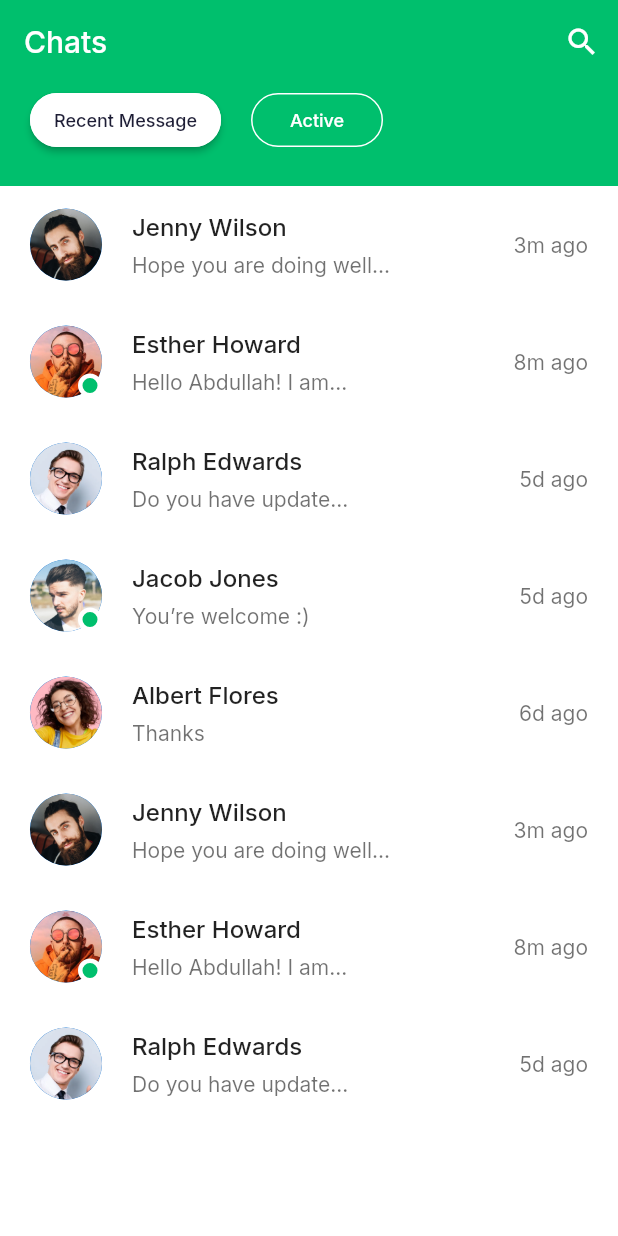
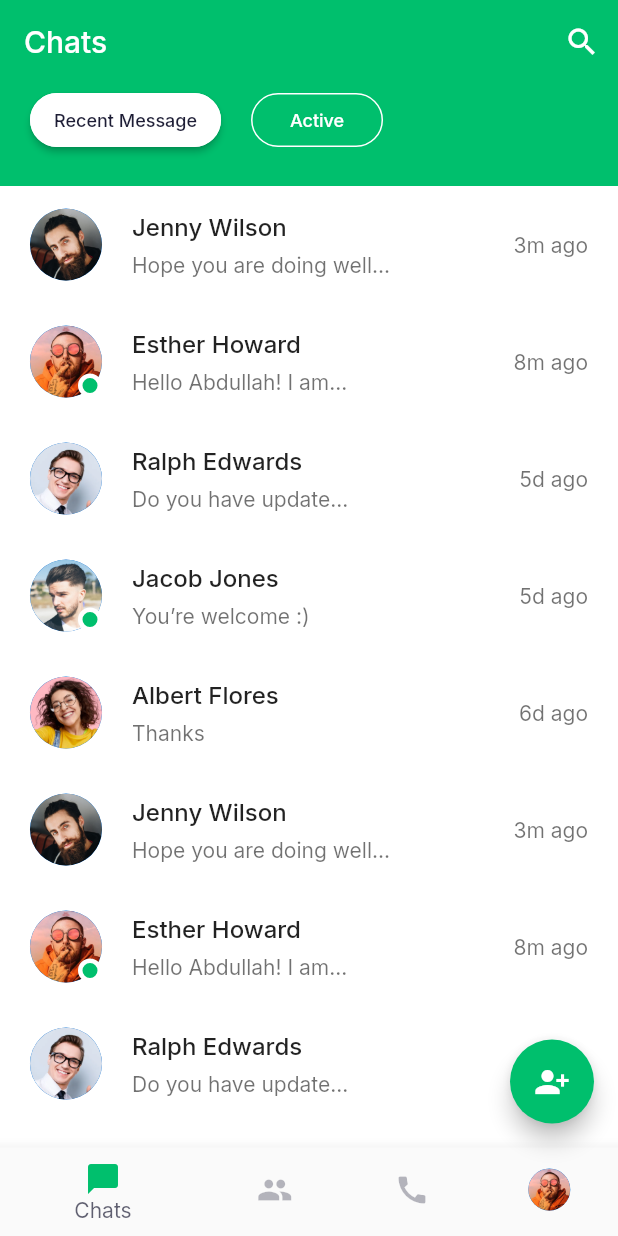
Before and after one commit to jiayong1008/chat-mobile, a Flutter app: the ChatsScreen screen opened directly, on a phone screen of 412 x 824 dp. Run offline on Flutter 3.47's test engine with Material 2 defaults, Android fonts, the phone set to English and light mode, and no system bars; our stand-ins replace google_fonts.

Commit message:
chat screen bottom nav bar

```diff
--- a/lib/screens/chats/chats_screen.dart
+++ b/lib/screens/chats/chats_screen.dart
@@ -1,3 +1,4 @@
+import 'package:chat_mobile/constants.dart';
 import 'package:chat_mobile/screens/chats/components/body.dart';
 import 'package:flutter/material.dart';
 
@@ -9,17 +10,40 @@ class ChatsScreen extends StatelessWidget {
     return Scaffold(
       appBar: buildAppBar(),
       body: Body(),
+      floatingActionButton: FloatingActionButton(
+        onPressed: () {},
+        backgroundColor: kPrimaryColor,
+        child: const Icon(
+          Icons.person_add_alt_1,
+          color: Colors.white,
+        ),
+      ),
+      bottomNavigationBar: BottomNavigationBar(
+        items: [
+          BottomNavigationBarItem(icon: Icon(Icons.messenger), label: "Chats"),
+          BottomNavigationBarItem(icon: Icon(Icons.people), label: "People"),
+          BottomNavigationBarItem(icon: Icon(Icons.call), label: "Calls"),
+          BottomNavigationBarItem(
+            icon: CircleAvatar(
+              radius: 14,
+              backgroundImage: AssetImage("assets/images/user_2.png"),
+            ),
+            label: "Profile"
+          ),
+        ],
+      ),
     );
   }
 
   AppBar buildAppBar() {
     return AppBar(
+      backgroundColor: kPrimaryColor,
       automaticallyImplyLeading: false,
-      title: Text("Chats"),
+      title: const Text("Chats"),
       actions: [
         IconButton(
           onPressed: () {},
-          icon: Icon(Icons.search),
+          icon: const Icon(Icons.search),
         ),
       ],
     );
--- a/lib/screens/chats/components/body.dart
+++ b/lib/screens/chats/components/body.dart
@@ -1,6 +1,7 @@
 import 'package:chat_mobile/components/filled_outline_button.dart';
 import 'package:chat_mobile/constants.dart';
 import 'package:chat_mobile/models/Chat.dart';
+import 'package:chat_mobile/screens/chats/components/chat_card.dart';
 import 'package:flutter/material.dart';
 
 class Body extends StatelessWidget {
@@ -32,81 +33,13 @@ class Body extends StatelessWidget {
         Expanded(
           child: ListView.builder(
             itemCount: chatsData.length,
-            itemBuilder: (context, index) => ChatCard(chat: chatsData[index]),
+            itemBuilder: (context, index) => ChatCard(
+              chat: chatsData[index],
+              press: () {},
+            ),
           ),
         ),
       ],
     );
   }
 }
-
-class ChatCard extends StatelessWidget {
-  const ChatCard({
-    super.key, required this.chat,
-  });
-
-  final Chat chat;
-
-  @override
-  Widget build(BuildContext context) {
-    return Padding(
-      padding: const EdgeInsets.symmetric(horizontal: kDefaultPadding, vertical: kDefaultPadding * 0.75),
-      child: Row(
-        children: [
-          Stack(
-            children: [
-              CircleAvatar(
-                radius: 24,
-                backgroundImage: AssetImage(chat.image),
-              ),
-              if (chat.isActive)
-                Positioned(
-                  right: 0,
-                  bottom: 0,
-                  child: Container(
-                    height: 16,
-                    width: 16,
-                    decoration: BoxDecoration(
-                      color: kPrimaryColor,
-                      shape: BoxShape.circle,
-                      border: Border.all(
-                        color: Theme.of(context).scaffoldBackgroundColor,
-                        width: 3,
-                      )
-                    ),
-                  ),
-                ),
-            ]
-          ),
-          Expanded(
-            child: Padding(
-              padding: const EdgeInsets.symmetric(horizontal: kDefaultPadding),
-              child: Column(
-                crossAxisAlignment: CrossAxisAlignment.start,
-                children: [
-                  Text(
-                    chat.name,
-                    style: TextStyle(fontSize: 16, fontWeight: FontWeight.w500),
-                  ),
-                  SizedBox(height: 8,),
-                  Opacity(
-                    opacity: 0.64,
-                    child: Text(
-                      chat.lastMessage,
-                      maxLines: 1,
-                      overflow: TextOverflow.ellipsis,
-                    ),
-                  ),
-                ],
-              ),
-            )
-          ),
-          Opacity(
-            opacity: 0.64,
-            child: Text(chat.time)
-          ),
-        ],
-      ),
-    );
-  }
-}
--- /dev/null
+++ b/lib/screens/chats/components/chat_card.dart
@@ -0,0 +1,80 @@
+import 'package:chat_mobile/constants.dart';
+import 'package:chat_mobile/models/Chat.dart';
+import 'package:flutter/material.dart';
+
+class ChatCard extends StatelessWidget {
+  const ChatCard({
+    super.key,
+    required this.chat,
+    required this.press,
+  });
+
+  final Chat chat;
+  final VoidCallback press;
+
+  @override
+  Widget build(BuildContext context) {
+    return InkWell(
+      onTap: press,
+      child: Padding(
+        padding: const EdgeInsets.symmetric(horizontal: kDefaultPadding, vertical: kDefaultPadding * 0.75),
+        child: Row(
+          children: [
+            Stack(
+              children: [
+                CircleAvatar(
+                  radius: 24,
+                  backgroundImage: AssetImage(chat.image),
+                ),
+                if (chat.isActive)
+                  Positioned(
+                    right: 0,
+                    bottom: 0,
+                    child: Container(
+                      height: 16,
+                      width: 16,
+                      decoration: BoxDecoration(
+                        color: kPrimaryColor,
+                        shape: BoxShape.circle,
+                        border: Border.all(
+                          color: Theme.of(context).scaffoldBackgroundColor,
+                          width: 3,
+                        )
+                      ),
+                    ),
+                  ),
+              ]
+            ),
+            Expanded(
+              child: Padding(
+                padding: const EdgeInsets.symmetric(horizontal: kDefaultPadding),
+                child: Column(
+                  crossAxisAlignment: CrossAxisAlignment.start,
+                  children: [
+                    Text(
+                      chat.name,
+                      style: const TextStyle(fontSize: 16, fontWeight: FontWeight.w500),
+                    ),
+                    const SizedBox(height: 8,),
+                    Opacity(
+                      opacity: 0.64,
+                      child: Text(
+                        chat.lastMessage,
+                        maxLines: 1,
+                        overflow: TextOverflow.ellipsis,
+                      ),
+                    ),
+                  ],
+                ),
+              )
+            ),
+            Opacity(
+              opacity: 0.64,
+              child: Text(chat.time)
+            ),
+          ],
+        ),
+      ),
+    );
+  }
+}
--- a/lib/theme.dart
+++ b/lib/theme.dart
@@ -11,6 +11,12 @@ ThemeData lightThemeData(BuildContext context) {
     textTheme: GoogleFonts.interTextTheme(Theme.of(context).textTheme),
     colorScheme: ColorScheme.light(
         primary: kPrimaryColor, secondary: kSecondaryColor, error: kErrorColor),
+    bottomNavigationBarTheme: BottomNavigationBarThemeData(
+      backgroundColor: Colors.white,
+      selectedItemColor: kContentColorLightTheme.withOpacity(0.7),
+      unselectedItemColor: kContentColorLightTheme.withOpacity(0.32),
+      selectedIconTheme: IconThemeData(color: kPrimaryColor),
+    ),
   );
 }
 
@@ -23,6 +29,12 @@ ThemeData darkThemeData(BuildContext context) {
     textTheme: GoogleFonts.interTextTheme(Theme.of(context).textTheme).apply(bodyColor: kContentColorDarkTheme),
     colorScheme: ColorScheme.dark().copyWith(
         primary: kPrimaryColor, secondary: kSecondaryColor, error: kErrorColor),
+    bottomNavigationBarTheme: BottomNavigationBarThemeData(
+      backgroundColor: kContentColorLightTheme,
+      selectedItemColor: Colors.white70,
+      unselectedItemColor: kContentColorDarkTheme.withOpacity(0.32),
+      selectedIconTheme: IconThemeData(color: kPrimaryColor),
+    ),
   );
 }
 
```
